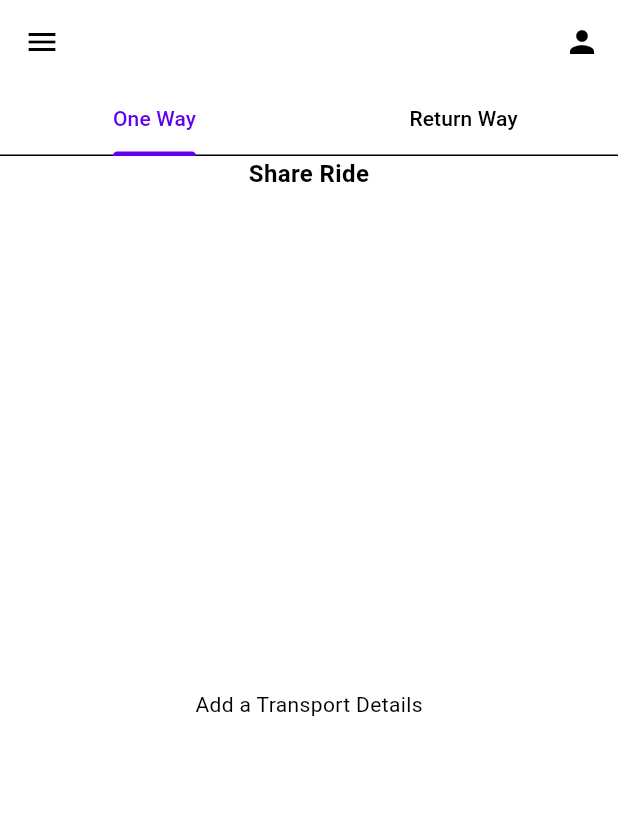
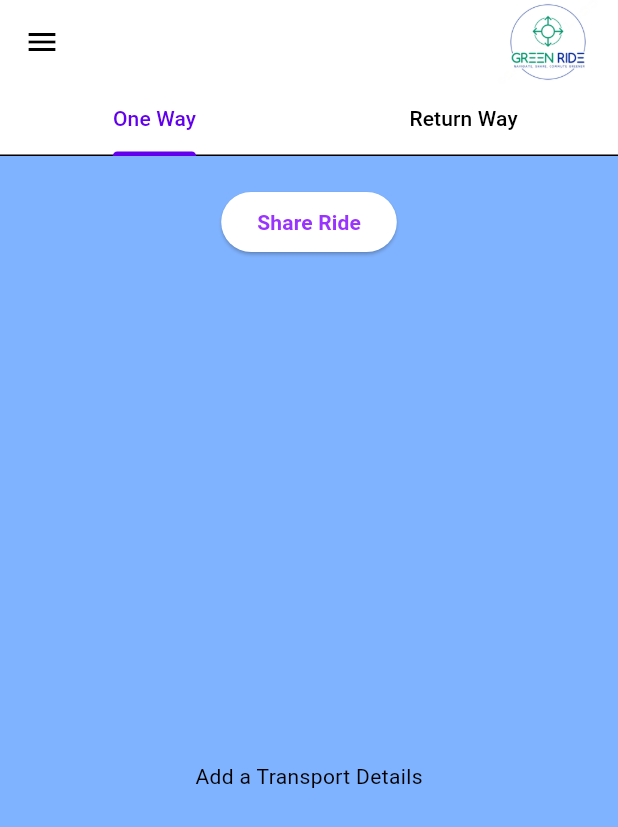
Before and after one commit to KasuniGA/Git-GreenRide, a Flutter app: the screen it shows once a user with an empty profile is signed in, after a tap on "Ride Sharing", on a phone screen of 412 x 824 dp. Shown: the top 827 px of the screen. Run offline on Flutter 3.47's test engine with Material 3 defaults, Android fonts, the phone set to English and light mode, and no system bars; our stand-ins replace cloud_firestore, email_validator, firebase_auth, firebase_core, fluttertoast, intl_phone_field and 1 more; missing offline and left inert: dart:ffi, dart:js_interop; accounts and stored records are empty.

Commit message:
Final App

```diff
--- a/lib/home_page/main_home.dart
+++ b/lib/home_page/main_home.dart
@@ -1,4 +1,4 @@
-// ignore_for_file: unnecessary_import
+// ignore_for_file: unnecessary_import, unnecessary_const
 
 import 'package:firebase_auth/firebase_auth.dart';
 import 'package:flutter/cupertino.dart';
@@ -21,59 +21,33 @@ class _MainHomeState extends State<MainHome> {
   Widget stwidet() {
     return Center(
       child: GestureDetector(
+        child: SizedBox(
+          height: 200,
+          width: 300,
+          child: Card(
+            color: const Color.fromARGB(254, 0, 156, 120),
+            child: Container(
+              decoration: const BoxDecoration(
+                  image: DecorationImage(
+                      image: AssetImage('assets/school bus-cuate.png'))),
               child: const SizedBox(
                 height: 150,
-          width: 300,
-          child: Card(
-            color: Colors.grey,
-            child: SizedBox(
-              height: 200,
                 child: Padding(
                   padding: EdgeInsets.all(8.0),
-                child: Column(
+                  child: Row(
+                    mainAxisAlignment: MainAxisAlignment.center,
+                    crossAxisAlignment: CrossAxisAlignment.start,
                     children: [
                       Text(
                         "Transport Schedules",
-                      style: TextStyle(fontSize: 30),
+                        style: TextStyle(
+                            fontSize: 24,
+                            color: Colors.white,
+                            fontWeight: FontWeight.bold),
                         textAlign: TextAlign.center,
                       ),
-                    Icon(Icons.arrow_forward)
                     ],
                   ),
-              ),
-            ),
-          ),
-        ),
-        onTap: () {
-          Navigator.of(context).push(MaterialPageRoute(builder: (_) {
-            return const TransportSchedule();
-          }));
-        },
-      ),
-    );
-  }
-
-  Widget ndwidet() {
-    return Center(
-      child: GestureDetector(
-        child: const SizedBox(
-          height: 150,
-          width: 300,
-          child: Card(
-            color: Colors.grey,
-            child: SizedBox(
-              height: 200,
-              child: Padding(
-                padding: EdgeInsets.all(8.0),
-                child: Column(
-                  children: [
-                    Text(
-                      "Transport Schedules",
-                      style: TextStyle(fontSize: 30),
-                      textAlign: TextAlign.center,
-                    ),
-                    Icon(Icons.arrow_forward)
-                  ],
                 ),
               ),
             ),
@@ -91,24 +65,33 @@ class _MainHomeState extends State<MainHome> {
   Widget rdwidet() {
     return Center(
       child: GestureDetector(
+        child: SizedBox(
+          height: 200,
+          width: 300,
+          child: Card(
+            color: const Color.fromARGB(220, 22, 51, 154),
+            child: Container(
+              decoration: const BoxDecoration(
+                  image: DecorationImage(
+                      image: AssetImage('assets/Carpool-cuate.png'))),
               child: const SizedBox(
                 height: 150,
-          width: 300,
-          child: Card(
-            color: Colors.grey,
-            child: SizedBox(
-              height: 200,
                 child: Padding(
                   padding: EdgeInsets.all(8.0),
-                child: Column(
+                  child: Row(
+                    mainAxisAlignment: MainAxisAlignment.center,
+                    crossAxisAlignment: CrossAxisAlignment.start,
                     children: [
                       Text(
                         "Ride Sharing",
-                      style: TextStyle(fontSize: 30),
+                        style: TextStyle(
+                            fontSize: 24,
+                            color: Colors.white,
+                            fontWeight: FontWeight.bold),
                         textAlign: TextAlign.center,
                       ),
-                    Icon(Icons.arrow_forward)
                     ],
+                  ),
                 ),
               ),
             ),
@@ -123,25 +106,51 @@ class _MainHomeState extends State<MainHome> {
     );
   }
 
+  Widget slogn() {
+    return const Column(
+      children: [
+        Row(
+          mainAxisAlignment: MainAxisAlignment.center,
+          children: [
+            Text(
+              "G R E E N ",
+              style: TextStyle(
+                  fontWeight: FontWeight.bold,
+                  fontSize: 34,
+                  color: const Color.fromARGB(254, 0, 156, 120)),
+            ),
+            Text(
+              " R I D E",
+              style: TextStyle(
+                  fontWeight: FontWeight.bold,
+                  fontSize: 34,
+                  color: const Color.fromARGB(220, 22, 51, 154)),
+            ),
+          ],
+        ),
+        SizedBox(
+          height: 6,
+        ),
+        Text(
+          "Navigate, Share, Commute Greener",
+          style: TextStyle(fontWeight: FontWeight.bold),
+        )
+      ],
+    );
+  }
+
   @override
   Widget build(BuildContext context) {
     return Scaffold(
       appBar: AppBar(
-        actions: [
-          IconButton(
-            icon: const Icon(Icons.logout),
-            onPressed: () {
-              FirebaseAuth.instance.signOut();
-              Navigator.of(context).pop(MaterialPageRoute(builder: (_) {
-                return const LoginPage();
-              }));
-            },
-          ),
+        actions: const [
+          Image(
+              image: AssetImage("assets/logo_trial-VqAv6Aw70-transformed.png"))
         ],
       ),
       drawer: Drawer(
         child: Container(
-          color: Colors.grey,
+          color: const Color.fromARGB(254, 179, 230, 255),
           child: ListView(
             children: [
               const DrawerHeader(
@@ -152,8 +161,23 @@ class _MainHomeState extends State<MainHome> {
                 ),
               )),
               ListTile(
-                leading: const Icon(Icons.people),
-                title: const Text("Profile"),
+                leading: const Icon(Icons.home),
+                title: const Text(
+                  "H O M E",
+                  style: TextStyle(fontWeight: FontWeight.bold),
+                ),
+                onTap: () {
+                  Navigator.of(context).push(MaterialPageRoute(builder: (_) {
+                    return const MainHome();
+                  }));
+                },
+              ),
+              ListTile(
+                leading: const Icon(Icons.person),
+                title: const Text(
+                  "P R O F I L E ",
+                  style: TextStyle(fontWeight: FontWeight.bold),
+                ),
                 onTap: () {
                   Navigator.of(context).push(MaterialPageRoute(builder: (_) {
                     return const UserProfile();
@@ -161,20 +185,31 @@ class _MainHomeState extends State<MainHome> {
                 },
               ),
               ListTile(
-                leading: const Icon(Icons.home),
-                title: const Text("Home"),
+                leading: const Icon(Icons.bus_alert),
+                title: const Text(
+                  "A D M I N",
+                  style: TextStyle(fontWeight: FontWeight.bold),
+                ),
                 onTap: () {
                   Navigator.of(context).push(MaterialPageRoute(builder: (_) {
-                    return const RideShare();
+                    return const TransportWidgetDb();
                   }));
                 },
               ),
+              Expanded(
+                  child: Container(
+                height: 380,
+              )),
               ListTile(
-                leading: const Icon(Icons.home),
-                title: const Text("DB WEIde"),
+                leading: const Icon(Icons.logout),
+                title: const Text(
+                  "L O G O U T ",
+                  style: TextStyle(fontWeight: FontWeight.bold),
+                ),
                 onTap: () {
-                  Navigator.of(context).push(MaterialPageRoute(builder: (_) {
-                    return const TransportWidgetDb();
+                  FirebaseAuth.instance.signOut();
+                  Navigator.of(context).pop(MaterialPageRoute(builder: (_) {
+                    return const LoginPage();
                   }));
                 },
               ),
@@ -182,15 +217,18 @@ class _MainHomeState extends State<MainHome> {
           ),
         ),
       ),
-      body: Padding(
+      body: Container(
+        color: const Color.fromARGB(255, 179, 255, 224),
+        child: Padding(
           padding: const EdgeInsets.fromLTRB(0, 30, 0, 15),
           child: Column(
+            mainAxisAlignment: MainAxisAlignment.center,
             children: [
+              slogn(),
+              const SizedBox(
+                height: 80,
+              ),
               stwidet(),
-            const SizedBox(
-              height: 50,
-            ),
-            ndwidet(),
               const SizedBox(
                 height: 50,
               ),
@@ -198,6 +236,7 @@ class _MainHomeState extends State<MainHome> {
             ],
           ),
         ),
+      ),
     );
   }
 }
--- a/lib/ride_sharedb/ride_share.dart
+++ b/lib/ride_sharedb/ride_share.dart
@@ -1,5 +1,6 @@
 // ignore_for_file: camel_case_types, file_names, unused_import, unused_local_variable
 import 'package:flutter/material.dart';
+import 'package:flutter/widgets.dart';
 import 'package:green/profile.dart';
 import 'package:green/ride_sharedb/return_ride.dart';
 import 'package:green/ride_sharedb/share_button.dart';
@@ -20,12 +21,15 @@ class _RideShareState extends State<RideShare> {
       ReturnRideDatabaseServises();
 
   Widget _buildUi() {
-    return SafeArea(
+    return Container(
+      color: const Color.fromARGB(255, 128, 179, 255),
+      child: SafeArea(
           child: Column(
         children: [
           _messagesListView(),
         ],
-    ));
+      )),
+    );
   }
 
   Widget _messagesListView() {
@@ -50,6 +54,7 @@ class _RideShareState extends State<RideShare> {
                     padding: const EdgeInsets.symmetric(
                         vertical: 10, horizontal: 10),
                     child: Card(
+                      color: const Color.fromARGB(200, 55, 133, 255),
                       elevation: 5,
                       shape: RoundedRectangleBorder(
                           borderRadius: BorderRadius.circular(10)),
@@ -113,12 +118,14 @@ class _RideShareState extends State<RideShare> {
 //   R E T U R N            R I D E              D A T A B A S E
 
   Widget _rbuildUi() {
-    return SafeArea(
+    return Container(
+      color: const Color.fromARGB(255, 128, 179, 255),
       child: Column(
         children: [
           _rmessagesListView(),
         ],
-    ));
+      ),
+    );
   }
 
   Widget _rmessagesListView() {
@@ -143,6 +150,7 @@ class _RideShareState extends State<RideShare> {
                     padding: const EdgeInsets.symmetric(
                         vertical: 10, horizontal: 10),
                     child: Card(
+                      color: const Color.fromARGB(200, 55, 133, 255),
                       elevation: 5,
                       shape: RoundedRectangleBorder(
                           borderRadius: BorderRadius.circular(10)),
@@ -210,14 +218,10 @@ class _RideShareState extends State<RideShare> {
         length: 2,
         child: Scaffold(
           appBar: AppBar(
-            actions: [
-              IconButton(
-                  onPressed: () {
-                    Navigator.of(context).push(MaterialPageRoute(builder: (_) {
-                      return const UserProfile();
-                    }));
-                  },
-                  icon: const Icon(Icons.person))
+            actions: const [
+              Image(
+                  image:
+                      AssetImage("assets/logo_trial-VqAv6Aw70-transformed.png"))
             ],
             bottom: const TabBar(
               tabs: [Tab(text: "One Way"), Tab(text: "Return Way")],
@@ -225,19 +229,23 @@ class _RideShareState extends State<RideShare> {
           ),
           drawer: Drawer(
             child: Container(
-              color: Colors.grey,
+              color: const Color.fromARGB(254, 179, 230, 255),
               child: ListView(
                 children: [
                   const DrawerHeader(
                       child: Center(
                     child: Text(
                       "Green Ride Menu",
-                      style: TextStyle(fontWeight: FontWeight.bold),
+                      style:
+                          TextStyle(fontWeight: FontWeight.bold, fontSize: 30),
                     ),
                   )),
                   ListTile(
                     leading: const Icon(Icons.people),
-                    title: const Text("User"),
+                    title: const Text(
+                      "U S E R",
+                      style: TextStyle(fontWeight: FontWeight.bold),
+                    ),
                     onTap: () {
                       Navigator.of(context)
                           .push(MaterialPageRoute(builder: (_) {
@@ -247,10 +255,12 @@ class _RideShareState extends State<RideShare> {
                   ),
                   ListTile(
                     leading: const Icon(Icons.home),
-                    title: const Text("Home"),
+                    title: const Text(
+                      "H O M E",
+                      style: TextStyle(fontWeight: FontWeight.bold),
+                    ),
                     onTap: () {
-                      Navigator.of(context)
-                          .push(MaterialPageRoute(builder: (_) {
+                      Navigator.of(context).pop(MaterialPageRoute(builder: (_) {
                         return const UserProfile();
                       }));
                     },
@@ -259,55 +269,74 @@ class _RideShareState extends State<RideShare> {
               ),
             ),
           ),
-          body: TabBarView(children: [
+          body: Container(
+            color: const Color.fromARGB(255, 128, 179, 255),
+            child: TabBarView(children: [
               SingleChildScrollView(
                 child: Column(
                   children: [
-                  GestureDetector(
-                    onTap: () {
+                    const SizedBox(
+                      height: 20,
+                    ),
+                    Column(
+                      mainAxisAlignment: MainAxisAlignment.end,
+                      crossAxisAlignment: CrossAxisAlignment.end,
+                      children: [
+                        SizedBox(
+                          child: ElevatedButton(
+                            onPressed: () {
                               Navigator.of(context)
                                   .push(MaterialPageRoute(builder: (_) {
-                        return const ShareButton();
+                                return const ReturnShareButton();
                               }));
                             },
-                    child: const SizedBox(
-                      height: 20,
-                      width: double.infinity,
-                      child: Text(
+                            child: const Text(
                               "Share Ride",
                               style: TextStyle(
-                            fontSize: 16, fontWeight: FontWeight.bold),
-                        textAlign: TextAlign.center,
+                                  fontWeight: FontWeight.bold,
+                                  color: Color.fromARGB(254, 153, 51, 255)),
                             ),
                           ),
+                        ),
+                      ],
                     ),
                     Padding(
                         padding: const EdgeInsets.symmetric(
                             horizontal: 20, vertical: 16),
                         child: _buildUi()),
+                    const SizedBox(
+                      height: 20,
+                    ),
                   ],
                 ),
               ),
               SingleChildScrollView(
                 child: Column(
                   children: [
-                  GestureDetector(
-                    onTap: () {
+                    const SizedBox(
+                      height: 10,
+                    ),
+                    Column(
+                      mainAxisAlignment: MainAxisAlignment.end,
+                      crossAxisAlignment: CrossAxisAlignment.end,
+                      children: [
+                        SizedBox(
+                          child: ElevatedButton(
+                            onPressed: () {
                               Navigator.of(context)
                                   .push(MaterialPageRoute(builder: (_) {
                                 return const ReturnShareButton();
                               }));
                             },
-                    child: const SizedBox(
-                      height: 20,
-                      width: double.infinity,
-                      child: Text(
+                            child: const Text(
                               "Share Ride",
                               style: TextStyle(
-                            fontSize: 16, fontWeight: FontWeight.bold),
-                        textAlign: TextAlign.center,
+                                  fontWeight: FontWeight.bold,
+                                  color: Color.fromARGB(254, 153, 51, 255)),
                             ),
                           ),
+                        ),
+                      ],
                     ),
                     Padding(
                         padding: const EdgeInsets.symmetric(
@@ -317,6 +346,7 @@ class _RideShareState extends State<RideShare> {
                 ),
               ),
             ]),
+          ),
         ));
   }
 }
--- a/lib/second_screens/transport_schedule.dart
+++ b/lib/second_screens/transport_schedule.dart
@@ -1,14 +1,11 @@
 // import 'package:cloud_firestore/cloud_firestore.dart';
 // ignore_for_file: unused_local_variable
 
-import 'package:firebase_auth/firebase_auth.dart';
 import 'package:flutter/material.dart';
-import 'package:green/Main/login_form.dart';
+import 'package:green/home_page/main_home.dart';
 import 'package:green/profile.dart';
-import 'package:green/ride_sharedb/ride_share.dart';
 import 'package:green/second_screens/database_servises.dart';
 import 'package:green/second_screens/dbclasses.dart';
-import 'package:green/second_screens/transport_widget.dart';
 
 class TransportSchedule extends StatefulWidget {
   const TransportSchedule({super.key});
@@ -25,37 +22,34 @@ class _TransportScheduleState extends State<TransportSchedule> {
     return Scaffold(
         drawer: Drawer(
           child: Container(
-            color: Colors.grey,
+            color: const Color.fromARGB(255, 153, 255, 235),
             child: ListView(
               children: [
                 const DrawerHeader(
                     child: Center(
                   child: Text(
-                    "Green Ride Menu",
-                    style: TextStyle(fontWeight: FontWeight.bold),
+                    "G R E E N  R I D E  M E N U",
+                    style: TextStyle(fontWeight: FontWeight.bold, fontSize: 20),
                   ),
                 )),
                 ListTile(
-                  leading: const Icon(Icons.people),
-                  title: const Text("User"),
+                  leading: const Icon(Icons.home),
+                  title: const Text(
+                    "H O M E",
+                    style: TextStyle(fontWeight: FontWeight.bold),
+                  ),
                   onTap: () {
                     Navigator.of(context).push(MaterialPageRoute(builder: (_) {
-                      return const TransportWidgetDb();
-                    }));
-                  },
-                ),
-                ListTile(
-                  leading: const Icon(Icons.home),
-                  title: const Text("Home"),
-                  onTap: () {
-                    Navigator.of(context).push(MaterialPageRoute(builder: (_) {
-                      return const RideShare();
+                      return const MainHome();
                     }));
                   },
                 ),
                 ListTile(
                   leading: const Icon(Icons.person),
-                  title: const Text("Profile"),
+                  title: const Text(
+                    "P R O F I L E",
+                    style: TextStyle(fontWeight: FontWeight.bold),
+                  ),
                   onTap: () {
                     Navigator.of(context).push(MaterialPageRoute(builder: (_) {
                       return const UserProfile();
@@ -68,27 +62,24 @@ class _TransportScheduleState extends State<TransportSchedule> {
         ),
         appBar: AppBar(
           title: const Text("Transport Schedule"),
-          actions: [
-            IconButton(
-              icon: const Icon(Icons.logout),
-              onPressed: () {
-                FirebaseAuth.instance.signOut();
-                Navigator.of(context).pop(MaterialPageRoute(builder: (_) {
-                  return const LoginPage();
-                }));
-              },
-            ),
+          actions: const [
+            Image(
+                image:
+                    AssetImage("assets/logo_trial-VqAv6Aw70-transformed.png"))
           ],
         ),
         body: _buildUi());
-      }
+  }
 
   Widget _buildUi() {
     return SafeArea(
-        child: Column(
-      children: [
-        _messagesListView(),
-      ],
+        child: Container(
+      color: const Color.fromARGB(255, 179, 255, 224),
+      child: Column(
+        children: [
+          _messagesListView(),
+        ],
+      ),
     ));
   }
 
@@ -114,6 +105,7 @@ class _TransportScheduleState extends State<TransportSchedule> {
                     padding: const EdgeInsets.symmetric(
                         vertical: 10, horizontal: 10),
                     child: Card(
+                      color: const Color.fromARGB(255, 0, 156, 102),
                       elevation: 5,
                       shape: RoundedRectangleBorder(
                           borderRadius: BorderRadius.circular(10)),
@@ -121,7 +113,8 @@ class _TransportScheduleState extends State<TransportSchedule> {
                         padding: const EdgeInsets.all(15),
                         child: GestureDetector(
                           onLongPress: () {
-                            _databaseServises.deleteTransport(transportID as String);
+                            _databaseServises
+                                .deleteTransport(transportID as String);
                           },
                           child: Column(
                             crossAxisAlignment: CrossAxisAlignment.start,
@@ -142,7 +135,6 @@ class _TransportScheduleState extends State<TransportSchedule> {
                               const SizedBox(height: 5),
                               Text(transportID.Time),
                             ],
-
                           ),
                         ),
                       ),
--- a/lib/theam/splash_screen.dart
+++ b/lib/theam/splash_screen.dart
@@ -1,7 +1,9 @@
 // ignore_for_file: file_names
 
 import 'package:flutter/material.dart';
+import 'package:flutter/widgets.dart';
 import 'package:green/auth.dart';
+
 class SplashScreen extends StatefulWidget {
   const SplashScreen({super.key});
 
@@ -12,23 +14,24 @@ class SplashScreen extends StatefulWidget {
 class _SplashScreenState extends State<SplashScreen> {
   @override
   void initState() {
-    Future.delayed(const Duration(seconds: 2), () {
+    Future.delayed(const Duration(seconds: 3), () {
       Navigator.pushAndRemoveUntil(
           context,
           MaterialPageRoute(builder: (context) => const AuthPage()),
-              (route) => false);
+          (route) => false);
     });
     super.initState();
   }
 
   @override
   Widget build(BuildContext context) {
-    return const Scaffold(
+    return Scaffold(
       body: Center(
-          child: Text(
-            "Green Ride",
-            style: TextStyle(fontSize: 30, fontWeight: FontWeight.bold),
-          )),
+          child: Container(
+        decoration: const BoxDecoration(
+            image: DecorationImage(
+                image: AssetImage('assets/Paper map-cuate.png'))),
+      )),
     );
   }
 }
```
Also changed, not shown: pubspec.yaml (+6 -3 lines), assets/Carpool-cuate.png (added), assets/City driver-pana (1).png (added), assets/Paper map-cuate.png (added), assets/logo_trial-VqAv6Aw70-transformed.png (added), assets/school bus-cuate.png (added). Lines whose indentation alone changed are shown as unchanged.
